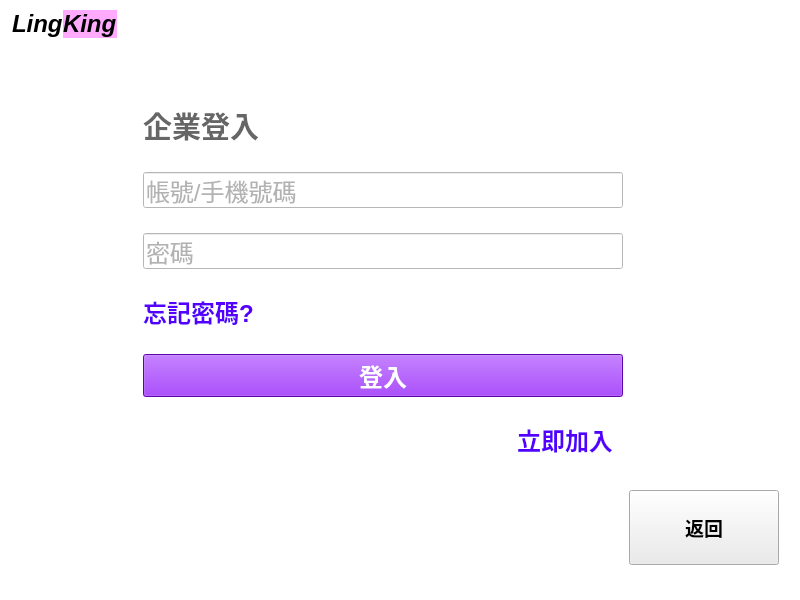
Old version of the form UI/company_login.ui in the repository smilesmilehero/Advanced_Python_final_project_resume_system.
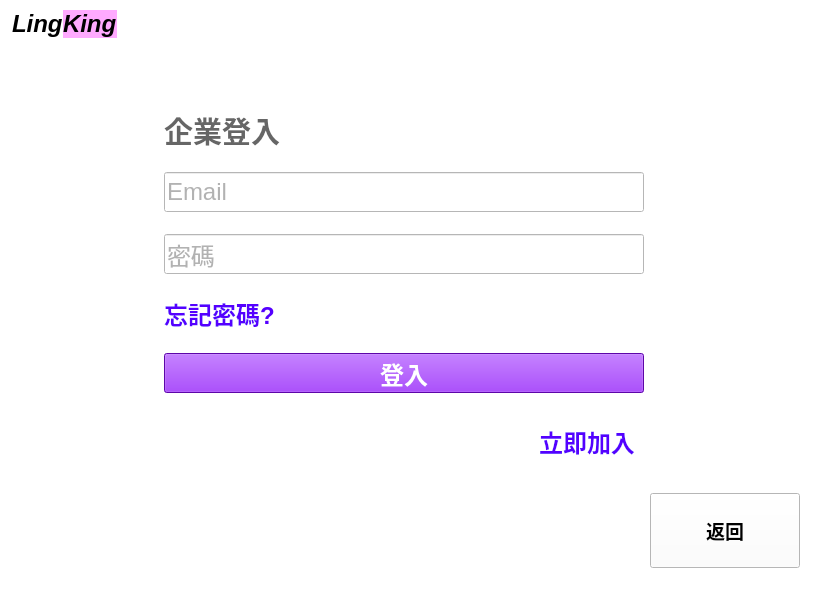
New version of the form.

```diff
--- a/UI/company_login.ui
+++ b/UI/company_login.ui
@@ -6,7 +6,7 @@
    <rect>
     <x>0</x>
     <y>0</y>
-    <width>800</width>
+    <width>837</width>
     <height>600</height>
    </rect>
   </property>
@@ -20,7 +20,7 @@
    <string notr="true">background-color: rgb(255, 255, 255);</string>
   </property>
   <widget class="QWidget" name="centralwidget">
-   <layout class="QGridLayout" name="gridLayout">
+   <layout class="QGridLayout" name="gridLayout_2">
     <property name="leftMargin">
      <number>12</number>
     </property>
@@ -34,151 +34,29 @@
      <number>10</number>
     </property>
     <item row="0" column="0">
-     <layout class="QVBoxLayout" name="verticalLayout_2">
-      <property name="bottomMargin">
-       <number>20</number>
-      </property>
-      <item>
-       <layout class="QHBoxLayout" name="horizontalLayout_2">
-        <property name="spacing">
-         <number>0</number>
-        </property>
-        <item>
-         <widget class="QLabel" name="label">
-          <property name="enabled">
-           <bool>true</bool>
-          </property>
-          <property name="sizePolicy">
-           <sizepolicy hsizetype="Fixed" vsizetype="Fixed">
-            <horstretch>1</horstretch>
-            <verstretch>0</verstretch>
-           </sizepolicy>
-          </property>
-          <property name="font">
-           <font>
-            <pointsize>18</pointsize>
-            <weight>75</weight>
-            <italic>true</italic>
-            <bold>true</bold>
-            <strikeout>false</strikeout>
-           </font>
-          </property>
-          <property name="text">
-           <string>Ling</string>
-          </property>
-          <property name="textFormat">
-           <enum>Qt::PlainText</enum>
-          </property>
-          <property name="wordWrap">
-           <bool>false</bool>
-          </property>
-         </widget>
-        </item>
-        <item>
-         <widget class="QLabel" name="label_5">
-          <property name="sizePolicy">
-           <sizepolicy hsizetype="Fixed" vsizetype="Fixed">
-            <horstretch>1</horstretch>
-            <verstretch>0</verstretch>
-           </sizepolicy>
-          </property>
-          <property name="font">
-           <font>
-            <pointsize>18</pointsize>
-            <weight>75</weight>
-            <italic>true</italic>
-            <bold>true</bold>
-           </font>
-          </property>
-          <property name="styleSheet">
-           <string notr="true">background-color: rgb(255, 170, 255)</string>
-          </property>
-          <property name="text">
-           <string>King</string>
-          </property>
-         </widget>
-        </item>
-        <item>
-         <spacer name="horizontalSpacer_3">
-          <property name="orientation">
-           <enum>Qt::Horizontal</enum>
-          </property>
-          <property name="sizeType">
-           <enum>QSizePolicy::Fixed</enum>
-          </property>
-          <property name="sizeHint" stdset="0">
-           <size>
-            <width>20</width>
-            <height>10</height>
-           </size>
-          </property>
-         </spacer>
-        </item>
-       </layout>
-      </item>
-      <item>
-       <spacer name="verticalSpacer_2">
-        <property name="orientation">
-         <enum>Qt::Vertical</enum>
-        </property>
-        <property name="sizeType">
-         <enum>QSizePolicy::Fixed</enum>
-        </property>
-        <property name="sizeHint" stdset="0">
-         <size>
-          <width>20</width>
-          <height>20</height>
-         </size>
-        </property>
-       </spacer>
-      </item>
-     </layout>
-    </item>
-    <item row="0" column="1">
-     <spacer name="horizontalSpacer_4">
-      <property name="orientation">
-       <enum>Qt::Horizontal</enum>
-      </property>
-      <property name="sizeType">
-       <enum>QSizePolicy::Expanding</enum>
-      </property>
-      <property name="sizeHint" stdset="0">
-       <size>
-        <width>480</width>
-        <height>20</height>
-       </size>
-      </property>
-     </spacer>
-    </item>
-    <item row="1" column="0">
-     <spacer name="verticalSpacer">
-      <property name="orientation">
-       <enum>Qt::Vertical</enum>
-      </property>
-      <property name="sizeType">
-       <enum>QSizePolicy::Expanding</enum>
-      </property>
-      <property name="sizeHint" stdset="0">
-       <size>
-        <width>20</width>
-        <height>350</height>
-       </size>
-      </property>
-     </spacer>
-    </item>
-    <item row="1" column="1">
+     <layout class="QGridLayout" name="gridLayout">
+      <item row="2" column="1">
      <layout class="QVBoxLayout" name="verticalLayout">
-      <property name="spacing">
-       <number>5</number>
-      </property>
       <item>
        <widget class="QLabel" name="label_2">
         <property name="sizePolicy">
-         <sizepolicy hsizetype="Preferred" vsizetype="Fixed">
+           <sizepolicy hsizetype="Minimum" vsizetype="Fixed">
           <horstretch>0</horstretch>
           <verstretch>0</verstretch>
          </sizepolicy>
         </property>
+          <property name="minimumSize">
+           <size>
+            <width>480</width>
+            <height>0</height>
+           </size>
+          </property>
+          <property name="maximumSize">
+           <size>
+            <width>480</width>
+            <height>40</height>
+           </size>
+          </property>
         <property name="palette">
          <palette>
           <active>
@@ -344,6 +222,24 @@
       </item>
       <item>
        <widget class="QLineEdit" name="email_phone_input">
+          <property name="sizePolicy">
+           <sizepolicy hsizetype="Minimum" vsizetype="Fixed">
+            <horstretch>0</horstretch>
+            <verstretch>0</verstretch>
+           </sizepolicy>
+          </property>
+          <property name="minimumSize">
+           <size>
+            <width>480</width>
+            <height>0</height>
+           </size>
+          </property>
+          <property name="maximumSize">
+           <size>
+            <width>480</width>
+            <height>40</height>
+           </size>
+          </property>
         <property name="palette">
          <palette>
           <active>
@@ -482,12 +378,30 @@
          <string/>
         </property>
         <property name="placeholderText">
-         <string>帳號/手機號碼</string>
+           <string>Email</string>
         </property>
        </widget>
       </item>
       <item>
        <widget class="QLineEdit" name="password_input">
+          <property name="sizePolicy">
+           <sizepolicy hsizetype="Minimum" vsizetype="Fixed">
+            <horstretch>0</horstretch>
+            <verstretch>0</verstretch>
+           </sizepolicy>
+          </property>
+          <property name="minimumSize">
+           <size>
+            <width>480</width>
+            <height>0</height>
+           </size>
+          </property>
+          <property name="maximumSize">
+           <size>
+            <width>480</width>
+            <height>40</height>
+           </size>
+          </property>
         <property name="palette">
          <palette>
           <active>
@@ -631,9 +545,13 @@
        </widget>
       </item>
       <item>
-       <layout class="QHBoxLayout" name="horizontalLayout">
-        <item>
          <widget class="QPushButton" name="go_forget_ps_BTN">
+          <property name="sizePolicy">
+           <sizepolicy hsizetype="Fixed" vsizetype="Fixed">
+            <horstretch>0</horstretch>
+            <verstretch>2</verstretch>
+           </sizepolicy>
+          </property>
           <property name="palette">
            <palette>
             <active>
@@ -774,22 +692,25 @@
          </widget>
         </item>
         <item>
-         <spacer name="horizontalSpacer_2">
-          <property name="orientation">
-           <enum>Qt::Horizontal</enum>
-          </property>
-          <property name="sizeHint" stdset="0">
-           <size>
-            <width>40</width>
-            <height>10</height>
-           </size>
-          </property>
-         </spacer>
-        </item>
-       </layout>
-      </item>
-      <item>
        <widget class="QPushButton" name="login_BTN">
+          <property name="sizePolicy">
+           <sizepolicy hsizetype="Minimum" vsizetype="Minimum">
+            <horstretch>0</horstretch>
+            <verstretch>0</verstretch>
+           </sizepolicy>
+          </property>
+          <property name="minimumSize">
+           <size>
+            <width>480</width>
+            <height>0</height>
+           </size>
+          </property>
+          <property name="maximumSize">
+           <size>
+            <width>480</width>
+            <height>40</height>
+           </size>
+          </property>
         <property name="palette">
          <palette>
           <active>
@@ -927,28 +848,44 @@
        </widget>
       </item>
       <item>
-       <layout class="QHBoxLayout" name="horizontalLayout_3">
-        <property name="leftMargin">
-         <number>0</number>
-        </property>
-        <property name="rightMargin">
-         <number>10</number>
+         <widget class="QFrame" name="frame">
+          <property name="sizePolicy">
+           <sizepolicy hsizetype="Preferred" vsizetype="Fixed">
+            <horstretch>0</horstretch>
+            <verstretch>0</verstretch>
+           </sizepolicy>
+          </property>
+          <layout class="QHBoxLayout" name="horizontalLayout" stretch="0,0">
+           <property name="spacing">
+            <number>5</number>
+           </property>
+           <property name="sizeConstraint">
+            <enum>QLayout::SetDefaultConstraint</enum>
         </property>
         <item>
-         <spacer name="horizontalSpacer">
+            <spacer name="horizontalSpacer_2">
           <property name="orientation">
            <enum>Qt::Horizontal</enum>
           </property>
+             <property name="sizeType">
+              <enum>QSizePolicy::Expanding</enum>
+             </property>
           <property name="sizeHint" stdset="0">
            <size>
-            <width>40</width>
-            <height>10</height>
+               <width>80</width>
+               <height>5</height>
            </size>
           </property>
          </spacer>
         </item>
         <item>
          <widget class="QPushButton" name="go_join_BTN">
+             <property name="sizePolicy">
+              <sizepolicy hsizetype="Maximum" vsizetype="Fixed">
+               <horstretch>0</horstretch>
+               <verstretch>0</verstretch>
+              </sizepolicy>
+             </property>
           <property name="palette">
            <palette>
             <active>
@@ -1089,10 +1026,234 @@
          </widget>
         </item>
        </layout>
+         </widget>
       </item>
      </layout>
     </item>
     <item row="2" column="2">
+       <widget class="QLabel" name="info_label">
+        <property name="sizePolicy">
+         <sizepolicy hsizetype="Minimum" vsizetype="Expanding">
+          <horstretch>0</horstretch>
+          <verstretch>0</verstretch>
+         </sizepolicy>
+        </property>
+        <property name="minimumSize">
+         <size>
+          <width>175</width>
+          <height>0</height>
+         </size>
+        </property>
+        <property name="palette">
+         <palette>
+          <active>
+           <colorrole role="WindowText">
+            <brush brushstyle="SolidPattern">
+             <color alpha="255">
+              <red>255</red>
+              <green>0</green>
+              <blue>0</blue>
+             </color>
+            </brush>
+           </colorrole>
+           <colorrole role="Button">
+            <brush brushstyle="SolidPattern">
+             <color alpha="255">
+              <red>255</red>
+              <green>255</green>
+              <blue>255</blue>
+             </color>
+            </brush>
+           </colorrole>
+           <colorrole role="Base">
+            <brush brushstyle="SolidPattern">
+             <color alpha="255">
+              <red>255</red>
+              <green>255</green>
+              <blue>255</blue>
+             </color>
+            </brush>
+           </colorrole>
+           <colorrole role="Window">
+            <brush brushstyle="SolidPattern">
+             <color alpha="255">
+              <red>255</red>
+              <green>255</green>
+              <blue>255</blue>
+             </color>
+            </brush>
+           </colorrole>
+          </active>
+          <inactive>
+           <colorrole role="WindowText">
+            <brush brushstyle="SolidPattern">
+             <color alpha="255">
+              <red>255</red>
+              <green>0</green>
+              <blue>0</blue>
+             </color>
+            </brush>
+           </colorrole>
+           <colorrole role="Button">
+            <brush brushstyle="SolidPattern">
+             <color alpha="255">
+              <red>255</red>
+              <green>255</green>
+              <blue>255</blue>
+             </color>
+            </brush>
+           </colorrole>
+           <colorrole role="Base">
+            <brush brushstyle="SolidPattern">
+             <color alpha="255">
+              <red>255</red>
+              <green>255</green>
+              <blue>255</blue>
+             </color>
+            </brush>
+           </colorrole>
+           <colorrole role="Window">
+            <brush brushstyle="SolidPattern">
+             <color alpha="255">
+              <red>255</red>
+              <green>255</green>
+              <blue>255</blue>
+             </color>
+            </brush>
+           </colorrole>
+          </inactive>
+          <disabled>
+           <colorrole role="WindowText">
+            <brush brushstyle="SolidPattern">
+             <color alpha="255">
+              <red>120</red>
+              <green>120</green>
+              <blue>120</blue>
+             </color>
+            </brush>
+           </colorrole>
+           <colorrole role="Button">
+            <brush brushstyle="SolidPattern">
+             <color alpha="255">
+              <red>255</red>
+              <green>255</green>
+              <blue>255</blue>
+             </color>
+            </brush>
+           </colorrole>
+           <colorrole role="Base">
+            <brush brushstyle="SolidPattern">
+             <color alpha="255">
+              <red>255</red>
+              <green>255</green>
+              <blue>255</blue>
+             </color>
+            </brush>
+           </colorrole>
+           <colorrole role="Window">
+            <brush brushstyle="SolidPattern">
+             <color alpha="255">
+              <red>255</red>
+              <green>255</green>
+              <blue>255</blue>
+             </color>
+            </brush>
+           </colorrole>
+          </disabled>
+         </palette>
+        </property>
+        <property name="font">
+         <font>
+          <pointsize>14</pointsize>
+         </font>
+        </property>
+        <property name="text">
+         <string/>
+        </property>
+        <property name="alignment">
+         <set>Qt::AlignLeading|Qt::AlignLeft|Qt::AlignTop</set>
+        </property>
+       </widget>
+      </item>
+      <item row="0" column="0">
+       <layout class="QHBoxLayout" name="horizontalLayout_2">
+        <property name="spacing">
+         <number>0</number>
+        </property>
+        <item>
+         <widget class="QLabel" name="label">
+          <property name="enabled">
+           <bool>true</bool>
+          </property>
+          <property name="sizePolicy">
+           <sizepolicy hsizetype="Fixed" vsizetype="Fixed">
+            <horstretch>1</horstretch>
+            <verstretch>0</verstretch>
+           </sizepolicy>
+          </property>
+          <property name="font">
+           <font>
+            <pointsize>18</pointsize>
+            <weight>75</weight>
+            <italic>true</italic>
+            <bold>true</bold>
+            <strikeout>false</strikeout>
+           </font>
+          </property>
+          <property name="text">
+           <string>Ling</string>
+          </property>
+          <property name="textFormat">
+           <enum>Qt::PlainText</enum>
+          </property>
+          <property name="wordWrap">
+           <bool>false</bool>
+          </property>
+         </widget>
+        </item>
+        <item>
+         <widget class="QLabel" name="label_5">
+          <property name="sizePolicy">
+           <sizepolicy hsizetype="Fixed" vsizetype="Fixed">
+            <horstretch>1</horstretch>
+            <verstretch>0</verstretch>
+           </sizepolicy>
+          </property>
+          <property name="font">
+           <font>
+            <pointsize>18</pointsize>
+            <weight>75</weight>
+            <italic>true</italic>
+            <bold>true</bold>
+           </font>
+          </property>
+          <property name="styleSheet">
+           <string notr="true">background-color: rgb(255, 170, 255)</string>
+          </property>
+          <property name="text">
+           <string>King</string>
+          </property>
+         </widget>
+        </item>
+        <item>
+         <spacer name="horizontalSpacer_3">
+          <property name="orientation">
+           <enum>Qt::Horizontal</enum>
+          </property>
+          <property name="sizeType">
+           <enum>QSizePolicy::Expanding</enum>
+          </property>
+          <property name="sizeHint" stdset="0">
+           <size>
+            <width>20</width>
+            <height>10</height>
+           </size>
+          </property>
+         </spacer>
+        </item>
+       </layout>
+      </item>
+      <item row="3" column="2">
      <widget class="QPushButton" name="back_BTN">
       <property name="sizePolicy">
        <sizepolicy hsizetype="Expanding" vsizetype="Expanding">
@@ -1100,6 +1261,12 @@
         <verstretch>0</verstretch>
        </sizepolicy>
       </property>
+        <property name="minimumSize">
+         <size>
+          <width>100</width>
+          <height>50</height>
+         </size>
+        </property>
       <property name="maximumSize">
        <size>
         <width>150</width>
@@ -1117,41 +1284,43 @@
        <cursorShape>PointingHandCursor</cursorShape>
       </property>
       <property name="styleSheet">
-       <string notr="true">background-color: rgb(235, 235, 235);</string>
+         <string notr="true"/>
       </property>
       <property name="text">
        <string>返回</string>
       </property>
      </widget>
     </item>
-    <item row="0" column="2">
-     <spacer name="horizontalSpacer_5">
-      <property name="orientation">
-       <enum>Qt::Horizontal</enum>
-      </property>
-      <property name="sizeHint" stdset="0">
-       <size>
-        <width>40</width>
-        <height>20</height>
-       </size>
-      </property>
-     </spacer>
-    </item>
-    <item row="2" column="1">
-     <spacer name="verticalSpacer_3">
+      <item row="1" column="0">
+       <spacer name="verticalSpacer">
       <property name="orientation">
        <enum>Qt::Vertical</enum>
       </property>
       <property name="sizeType">
-       <enum>QSizePolicy::Fixed</enum>
+         <enum>QSizePolicy::Maximum</enum>
       </property>
       <property name="sizeHint" stdset="0">
        <size>
         <width>20</width>
-        <height>80</height>
+          <height>50</height>
        </size>
       </property>
      </spacer>
+      </item>
+      <item row="1" column="2">
+       <spacer name="horizontalSpacer">
+        <property name="orientation">
+         <enum>Qt::Horizontal</enum>
+        </property>
+        <property name="sizeHint" stdset="0">
+         <size>
+          <width>40</width>
+          <height>20</height>
+         </size>
+        </property>
+       </spacer>
+      </item>
+     </layout>
     </item>
    </layout>
   </widget>
```
Lines whose indentation alone changed are shown as unchanged.
